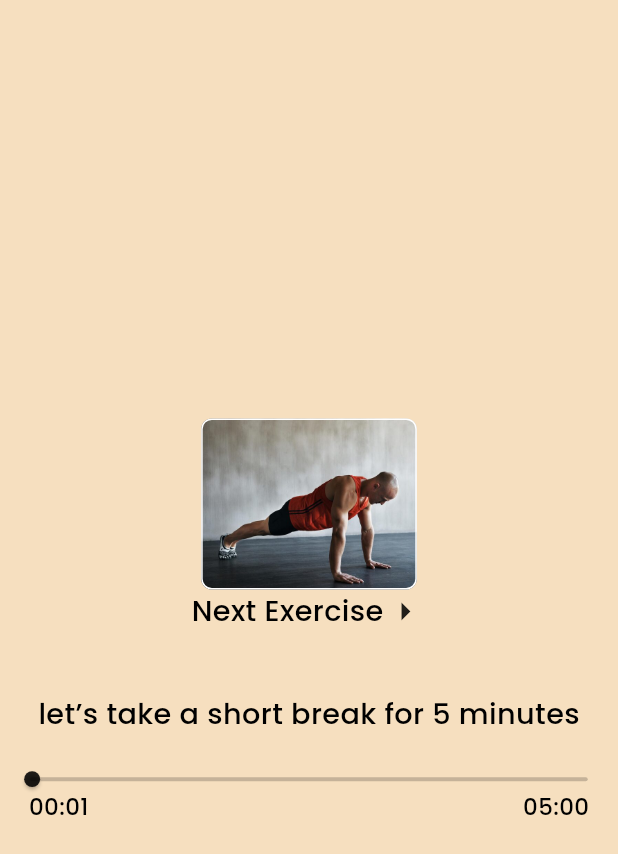
After one commit to BayajitIslam/so-ni_ai, a Flutter app: the NextExerciseScreen screen opened by its route, on a phone screen of 412 x 824 dp. The commit adds this screen. Shown: the top 854 px of the screen. Run offline on Flutter 3.47's test engine with Material 3 defaults, Android fonts, the phone set to English and light mode, and no system bars; our stand-ins replace camera, flutter_screenutil, flutter_svg, get, google_fonts, image_picker and 2 more; network calls fail; project files that could hold a hidden picture were left out.

Commit message:
Next Exercise Screen Design Done

```diff
--- /dev/null
+++ b/lib/features/home/screens/next_exercise_screen.dart
@@ -0,0 +1,149 @@
+import 'package:flutter/material.dart';
+import 'package:flutter_screenutil/flutter_screenutil.dart';
+import 'package:get/get.dart';
+import 'package:template/core/constants/app_colors.dart';
+import 'package:template/core/themes/app_text_style.dart';
+import 'dart:async';
+
+import 'package:template/routes/routes_name.dart'; // Import for the Timer functionality
+
+class NextExerciseScreen extends StatefulWidget {
+  const NextExerciseScreen({super.key});
+
+  @override
+  State<NextExerciseScreen> createState() => _NextExerciseScreenState();
+}
+
+class _NextExerciseScreenState extends State<NextExerciseScreen> {
+  bool isPlaying = true;
+  int currentSeconds = 0;
+  int totalSeconds = 300; // 5 minutes timer
+  late Timer _timer;
+
+  @override
+  void initState() {
+    super.initState();
+    // Start the timer when the page loads
+    _startTimer();
+  }
+
+  // Function to start the timer
+  void _startTimer() {
+    _timer = Timer.periodic(const Duration(seconds: 1), (timer) {
+      if (currentSeconds < totalSeconds) {
+        setState(() {
+          currentSeconds++;
+        });
+      } else {
+        _timer.cancel();
+        // After the timer finishes, navigate to the next page
+        Get.offNamed(RoutesName.workoutVideoPlayerScreen);
+      }
+    });
+  }
+
+  // Function to format the time
+  String _formatTime(int seconds) {
+    int mins = seconds ~/ 60;
+    int secs = seconds % 60;
+    return '${mins.toString().padLeft(2, '0')}:${secs.toString().padLeft(2, '0')}';
+  }
+
+  @override
+  Widget build(BuildContext context) {
+    double progress = currentSeconds / totalSeconds;
+
+    return Scaffold(
+      body: Center(
+        child: Column(
+          mainAxisAlignment: MainAxisAlignment.center,
+          children: [
+            // Image for exercise
+            Container(
+              width: 150.w,
+              height: 129.h,
+              decoration: BoxDecoration(
+                image: DecorationImage(
+                  image: AssetImage(
+                    "assets/images/exercise.png",
+                  ), // Replace with your image path
+                  fit: BoxFit.cover,
+                ),
+                border: Border.all(color: AppColors.white),
+                borderRadius: BorderRadius.circular(8.r),
+              ),
+            ),
+
+            // Text "Next Exercise"
+            Row(
+              mainAxisAlignment: MainAxisAlignment.center,
+              children: [
+                Text(
+                  "Next Exercise",
+                  style: AppTextStyles.s20w5P(color: AppColors.black),
+                ),
+                Icon(Icons.arrow_right_sharp, size: 30.sp),
+              ],
+            ),
+
+            //let’s take a short break for 5 minutes
+            SizedBox(height: 51.h),
+            Text(
+              "let’s take a short break for 5 minutes",
+              style: AppTextStyles.s20w5P(color: AppColors.black),
+            ),
+
+            // Timer and Progress Bar
+            SizedBox(height: 26.h),
+            Padding(
+              padding: EdgeInsets.symmetric(horizontal: 10.w),
+              child: SliderTheme(
+                data: SliderThemeData(
+                  trackHeight: 3.h,
+                  thumbShape: RoundSliderThumbShape(enabledThumbRadius: 6.r),
+                  overlayShape: RoundSliderOverlayShape(overlayRadius: 12.r),
+                  activeTrackColor: Colors.black87,
+                  inactiveTrackColor: Colors.black.withOpacity(0.2),
+                  thumbColor: Colors.black87,
+                  overlayColor: Colors.black.withOpacity(0.1),
+                ),
+                child: Slider(
+                  value: progress,
+                  onChanged: (value) {
+                    setState(() {
+                      currentSeconds = (value * totalSeconds).toInt();
+                    });
+                  },
+                ),
+              ),
+            ),
+            // Display current time in MM:SS format
+            Padding(
+              padding: EdgeInsets.symmetric(horizontal: 20.w),
+              child: Row(
+                mainAxisAlignment: MainAxisAlignment.spaceBetween,
+                children: [
+                  Text(
+                    _formatTime(currentSeconds),
+                    style: AppTextStyles.s16w5P(color: AppColors.black),
+                  ),
+
+                  Text(
+                    _formatTime(totalSeconds),
+                    style: AppTextStyles.s16w5P(color: AppColors.black),
+                  ),
+                ],
+              ),
+            ),
+          ],
+        ),
+      ),
+    );
+  }
+
+  @override
+  void dispose() {
+    _timer.cancel(); // Don't forget to cancel the timer
+    super.dispose();
+  }
+}
--- a/lib/features/home/screens/workout_screen.dart
+++ b/lib/features/home/screens/workout_screen.dart
@@ -1,7 +1,6 @@
 import 'package:flutter/material.dart';
 import 'package:flutter_screenutil/flutter_screenutil.dart';
 import 'package:get/get.dart';
-import 'package:get/state_manager.dart';
 import 'package:template/core/constants/app_colors.dart';
 import 'package:template/core/themes/app_text_style.dart';
 import 'package:template/features/auth/widgets/custom_button.dart';
--- a/lib/features/home/screens/workout_video_players_screen.dart
+++ b/lib/features/home/screens/workout_video_players_screen.dart
@@ -2,8 +2,10 @@ import 'dart:async';
 
 import 'package:flutter/material.dart';
 import 'package:flutter_screenutil/flutter_screenutil.dart';
+import 'package:get/get.dart';
 import 'package:template/core/constants/app_colors.dart';
 import 'package:template/core/themes/app_text_style.dart';
+import 'package:template/routes/routes_name.dart';
 
 class WorkoutVideoPlayerScreen extends StatefulWidget {
   const WorkoutVideoPlayerScreen({super.key});
@@ -44,6 +46,9 @@ class _WorkoutVideoPlayerScreenState extends State<WorkoutVideoPlayerScreen> {
         setState(() {
           currentSeconds++;
         });
+        if (currentSeconds == totalSeconds) {
+          Get.offNamed(RoutesName.nextExerciseScreen);
+        }
       } else {
         _timer?.cancel();
         setState(() {
--- a/lib/features/home/widgets/custome_navbar.dart
+++ b/lib/features/home/widgets/custome_navbar.dart
@@ -2,9 +2,7 @@ import 'package:flutter/material.dart';
 import 'package:flutter_screenutil/flutter_screenutil.dart';
 import 'package:flutter_svg/svg.dart';
 import 'package:get/get.dart';
-import 'package:get/instance_manager.dart';
 import 'package:template/core/constants/app_colors.dart';
-import 'package:template/features/home/screens/chatbot_screen.dart';
 import 'package:template/routes/routes_name.dart';
 
 class CustomBottomNavBar extends StatelessWidget {
--- a/lib/routes/app_routes.dart
+++ b/lib/routes/app_routes.dart
@@ -16,6 +16,7 @@ import 'package:template/features/home/screens/diary_screen.dart';
 import 'package:template/features/home/screens/food_screen.dart';
 import 'package:template/features/home/screens/home_nav.dart';
 import 'package:template/features/home/screens/camara/camera_screen.dart';
+import 'package:template/features/home/screens/next_exercise_screen.dart';
 import 'package:template/features/home/screens/workout_video_players_screen.dart';
 import 'package:template/features/splash/bindings/height_selection_binding.dart';
 import 'package:template/features/splash/bindings/splash_binding.dart';
@@ -210,5 +211,10 @@ class AppRoutes {
       page: () => WorkoutVideoPlayerScreen(),
       transition: Transition.rightToLeft,
     ),
+    GetPage(
+      name: RoutesName.nextExerciseScreen,
+      page: () => NextExerciseScreen(),
+      transition: Transition.rightToLeft,
+    ),
   ];
 }
--- a/lib/routes/routes_name.dart
+++ b/lib/routes/routes_name.dart
@@ -10,6 +10,9 @@ class RoutesName {
   static const String foodScannerCamaraScreen = "/foodScannerCamaraScreen";
   static const String foodScreen = "/foodScreen";
   static const String diaryScreen = "/diaryScreen";
+  static const String chatbotScreen = "/chatbotScreen";
+  static const String workoutVideoPlayerScreen = "/WorkoutVideoPlayerScreen";
+  static const String nextExerciseScreen = "/nextExerciseScreen";
 
   //================================  Splash Screen ===========================
   static const String splashScreen = "/splashScreen";
@@ -32,6 +35,4 @@ class RoutesName {
   static const String subscriptionPages = "/subscriptionPages";
   static const String profileReady = "/profileReadyScreen";
   static const String whatsYourName = "/whatsYourNameScreen";
-  static const String chatbotScreen = "/chatbotScreen";
-  static const String workoutVideoPlayerScreen = "/WorkoutVideoPlayerScreen";
 }
```
Also changed, not shown: assets/images/exercise.png (added).
